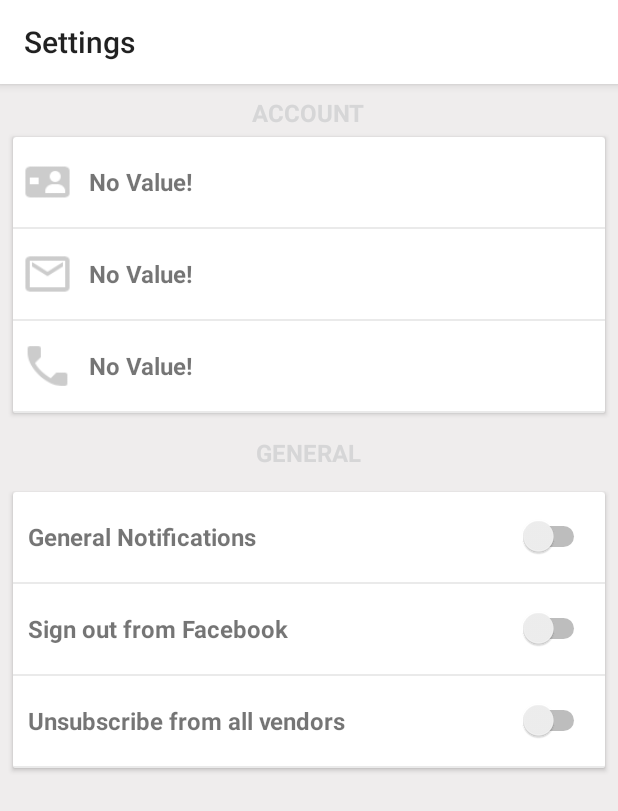
After one commit to moderateepheezy/E-Tech-News, an Android app: the SettingsActivity screen opened directly, with no data from a screen before it, on a phone screen of 412 x 824 dp. The commit adds this screen. Shown: the top 811 px of the screen. Run offline under Robolectric (Android 15) with nearby library versions, the light colour scheme and no system bars; our stand-ins replace CircleImageView, Firebase (no records; nobody signed in at launch, a user with empty details on screens opened directly).

Commit message:
Added Screen for general settings

```diff
--- /dev/null
+++ b/app/src/main/java/com/simpumind/e_tech_news/activities/SettingsActivity.java
@@ -0,0 +1,47 @@
+package com.simpumind.e_tech_news.activities;
+
+import android.support.v7.app.AppCompatActivity;
+import android.os.Bundle;
+import android.util.Log;
+import android.view.View;
+import android.widget.TextView;
+
+import com.simpumind.e_tech_news.R;
+import com.simpumind.e_tech_news.models.User;
+import com.simpumind.e_tech_news.utils.PrefManager;
+
+public class SettingsActivity extends AppCompatActivity {
+
+    private static final String TAG = SettingsActivity.class.getSimpleName();
+
+    @Override
+    protected void onCreate(Bundle savedInstanceState) {
+        super.onCreate(savedInstanceState);
+        setContentView(R.layout.activity_settings);
+
+        getSupportActionBar().setHomeButtonEnabled(true);
+
+        setTitle("Settings");
+
+        TextView username = (TextView) findViewById(R.id.username);
+        TextView userEmail = (TextView) findViewById(R.id.user_email);
+        TextView userPhone = (TextView) findViewById(R.id.user_phone);
+
+        User u = PrefManager.getStoredUser(getApplicationContext());
+
+        if(!u.getUsername().equals("")){
+            username.setText(u.getUsername());
+            userEmail.setText(u.getEmail());
+            userPhone.setText(u.getMsisdn());
+        }
+    }
+
+    @Override
+    public boolean onSupportNavigateUp() {
+        //This method is called when the up button is pressed. Just the pop back stack.
+        Log.d(TAG,"--onSupportNavigateUp()--");
+        getSupportFragmentManager().popBackStack();
+        super.onBackPressed();
+        return true;
+    }
+}
--- a/app/src/main/java/com/simpumind/e_tech_news/fragments/MyProfileFragment.java
+++ b/app/src/main/java/com/simpumind/e_tech_news/fragments/MyProfileFragment.java
@@ -50,6 +50,7 @@ import com.google.firebase.database.Query;
 import com.google.firebase.database.ValueEventListener;
 import com.simpumind.e_tech_news.R;
 import com.simpumind.e_tech_news.activities.NewsMainActivity;
+import com.simpumind.e_tech_news.activities.SettingsActivity;
 import com.simpumind.e_tech_news.adapter.NewsReadAdapter;
 import com.simpumind.e_tech_news.adapter.ReadListHolder;
 import com.simpumind.e_tech_news.adapter.SimpleAdapter;
@@ -145,6 +146,8 @@ public class MyProfileFragment extends Fragment implements View.OnClickListener,
             @Override
             public boolean onMenuItemClick(MenuItem menuItem) {
                 Toast.makeText(getActivity(),"Item 1 Selected",Toast.LENGTH_LONG).show();
+                Intent intent = new Intent(getActivity(), SettingsActivity.class);
+                startActivity(intent);
                 return true;
             }
         });
--- /dev/null
+++ b/app/src/main/res/layout/activity_settings.xml
@@ -0,0 +1,266 @@
+<?xml version="1.0" encoding="utf-8"?>
+<RelativeLayout xmlns:android="http://schemas.android.com/apk/res/android"
+    xmlns:tools="http://schemas.android.com/tools"
+    xmlns:app="http://schemas.android.com/apk/res-auto"
+    android:id="@+id/activity_settings"
+    android:layout_width="match_parent"
+    android:layout_height="match_parent"
+    android:paddingBottom="@dimen/activity_vertical_margin"
+    android:paddingLeft="3dp"
+    android:paddingRight="3dp"
+    android:paddingTop="@dimen/activity_vertical_margin"
+    android:background="#efeded"
+    tools:context="com.simpumind.e_tech_news.activities.SettingsActivity">
+
+
+    <android.support.v4.widget.NestedScrollView
+        android:layout_width="match_parent"
+        android:layout_height="match_parent">
+
+        <LinearLayout
+            android:layout_width="match_parent"
+            android:layout_height="match_parent"
+            android:orientation="vertical">
+
+            <TextView
+                android:layout_width="wrap_content"
+                android:layout_height="wrap_content"
+                android:text="ACCOUNT"
+                android:layout_gravity="center"
+                android:textSize="16dp"
+                android:textColor="@color/black"
+                android:textStyle="bold"/>
+
+            <android.support.v7.widget.CardView
+                android:layout_width="match_parent"
+                android:layout_height="wrap_content"
+                android:layout_margin="5dp"
+                android:id="@+id/transitions_container"
+                app:cardCornerRadius="2dp"
+                android:background="@color/white"
+                >
+
+                <LinearLayout
+                    android:layout_width="match_parent"
+                    android:layout_height="wrap_content"
+                    android:orientation="vertical">
+
+
+                    <LinearLayout
+                        android:layout_width="match_parent"
+                        android:layout_height="60dp"
+                        android:orientation="horizontal">
+
+                        <ImageView
+                            android:layout_width="35dp"
+                            android:layout_height="match_parent"
+                            android:layout_gravity="center"
+                            android:layout_marginStart="5dp"
+                            android:layout_marginRight="15dp"
+                            android:src="@drawable/id_card"/>
+
+                        <TextView
+                            android:layout_width="match_parent"
+                            android:layout_height="wrap_content"
+                            android:text="@string/no_value"
+                            android:textSize="16sp"
+                            android:layout_marginStart="10dp"
+                            android:textStyle="bold"
+                            android:id="@+id/username"
+                            android:layout_gravity="center"/>
+
+                    </LinearLayout>
+
+                    <View
+                        android:layout_width="match_parent"
+                        android:layout_height="1dp"
+                        android:background="#eaeaea"/>
+
+                    <LinearLayout
+                        android:layout_width="match_parent"
+                        android:layout_height="60dp"
+                        android:orientation="horizontal">
+
+                        <ImageView
+                            android:layout_width="35dp"
+                            android:layout_height="match_parent"
+                            android:layout_gravity="center"
+                            android:layout_marginStart="5dp"
+                            android:layout_marginRight="15dp"
+                            android:src="@drawable/message"/>
+
+                        <TextView
+                            android:layout_width="match_parent"
+                            android:layout_height="wrap_content"
+                            android:text="@string/no_value"
+                            android:textSize="16sp"
+                            android:id="@+id/user_email"
+                            android:layout_marginStart="10dp"
+                            android:textStyle="bold"
+                            android:layout_gravity="center"/>
+
+                    </LinearLayout>
+
+                    <View
+                        android:layout_width="match_parent"
+                        android:layout_height="1dp"
+                        android:background="#eaeaea"/>
+
+                    <LinearLayout
+                        android:layout_width="match_parent"
+                        android:layout_height="60dp"
+                        android:orientation="horizontal">
+
+                        <ImageView
+                            android:layout_width="35dp"
+                            android:layout_height="match_parent"
+                            android:layout_gravity="center"
+                            android:layout_marginStart="5dp"
+                            android:layout_marginRight="15dp"
+                            android:src="@drawable/phone"/>
+
+                        <TextView
+                            android:layout_width="match_parent"
+                            android:layout_height="wrap_content"
+                            android:text="@string/no_value"
+                            android:textSize="16sp"
+                            android:id="@+id/user_phone"
+                            android:layout_marginStart="10dp"
+                            android:textStyle="bold"
+                            android:layout_gravity="center"/>
+
+                    </LinearLayout>
+
+                    <View
+                        android:layout_width="match_parent"
+                        android:layout_height="1dp"
+                        android:background="#eaeaea"/>
+
+                </LinearLayout>
+
+
+            </android.support.v7.widget.CardView>
+
+            <TextView
+                android:layout_width="wrap_content"
+                android:layout_height="wrap_content"
+                android:text="GENERAL"
+                android:layout_gravity="center"
+                android:textSize="16dp"
+                android:padding="10dp"
+                android:textColor="@color/black"
+                android:textStyle="bold"/>
+
+
+            <android.support.v7.widget.CardView
+                android:layout_width="match_parent"
+                android:layout_height="wrap_content"
+                android:layout_margin="5dp"
+                app:cardCornerRadius="2dp"
+                android:background="@color/white"
+                >
+
+                <LinearLayout
+                    android:layout_width="match_parent"
+                    android:layout_height="match_parent"
+                    android:orientation="vertical">
+
+                    <RelativeLayout
+                        android:layout_width="match_parent"
+                        android:layout_height="60dp">
+
+                        <TextView
+                            android:layout_width="match_parent"
+                            android:layout_height="wrap_content"
+                            android:text="General Notifications"
+                            android:textSize="16sp"
+                            android:layout_marginStart="10dp"
+                            android:textStyle="bold"
+                            android:layout_alignParentStart="true"
+                            android:layout_centerVertical="true"/>
+
+                        <Switch
+                            android:layout_width="wrap_content"
+                            android:layout_height="wrap_content"
+                            android:layout_alignParentEnd="true"
+                            android:layout_centerVertical="true"
+                            android:id="@+id/general_noti_switch"
+                            android:layout_marginEnd="10dp"/>
+
+                    </RelativeLayout>
+
+                    <View
+                        android:layout_width="match_parent"
+                        android:layout_height="1dp"
+                        android:background="#eaeaea"/>
+
+
+                    <RelativeLayout
+                        android:layout_width="match_parent"
+                        android:layout_height="60dp">
+
+                        <TextView
+                            android:layout_width="match_parent"
+                            android:layout_height="wrap_content"
+                            android:text="Sign out from Facebook"
+                            android:textSize="16sp"
+                            android:layout_marginStart="10dp"
+                            android:textStyle="bold"
+                            android:layout_alignParentStart="true"
+                            android:layout_centerVertical="true"/>
+
+                        <Switch
+                            android:layout_width="wrap_content"
+                            android:layout_height="wrap_content"
+                            android:layout_alignParentEnd="true"
+                            android:layout_centerVertical="true"
+                            android:id="@+id/sign_out_of_social_switch"
+                            android:layout_marginEnd="10dp"/>
+
+                    </RelativeLayout>
+
+                    <View
+                        android:layout_width="match_parent"
+                        android:layout_height="1dp"
+                        android:background="#eaeaea"/>
+
+
+
+                    <RelativeLayout
+                        android:layout_width="match_parent"
+                        android:layout_height="60dp">
+
+                        <TextView
+                            android:layout_width="match_parent"
+                            android:layout_height="wrap_content"
+                            android:text="Unsubscribe from all vendors"
+                            android:textSize="16sp"
+                            android:layout_marginStart="10dp"
+                            android:textStyle="bold"
+                            android:layout_alignParentStart="true"
+                            android:layout_centerVertical="true"/>
+
+                        <Switch
+                            android:layout_width="wrap_content"
+                            android:layout_height="wrap_content"
+                            android:layout_alignParentEnd="true"
+                            android:layout_centerVertical="true"
+                            android:id="@+id/unsubscribe_switch"
+                            android:layout_marginEnd="10dp"/>
+
+                    </RelativeLayout>
+
+                    <View
+                        android:layout_width="match_parent"
+                        android:layout_height="1dp"
+                        android:background="#eaeaea"/>
+
+                </LinearLayout>
+
+                </android.support.v7.widget.CardView>
+
+        </LinearLayout>
+
+
+        </android.support.v4.widget.NestedScrollView>
+</RelativeLayout>
--- a/app/src/main/res/menu/read_news_menu.xml
+++ b/app/src/main/res/menu/read_news_menu.xml
@@ -4,7 +4,7 @@
 
     <item
         android:id="@+id/settings"
-        android:icon="@drawable/ic_settings_white_24dp"
+        android:icon="@drawable/ic_settings"
         app:showAsAction="always"
         android:title="@string/settings"/>
 
--- a/app/src/main/res/values/strings.xml
+++ b/app/src/main/res/values/strings.xml
@@ -29,6 +29,7 @@
     <string name="dummy">Of course, some code must have been written to govern the behaviors of the widgets and Views in our samples above. The CoordinatorLayout automatically does all this already. However, you might want to define your own reactions and behaviors, rather than use the default and standard behaviors. It is remarkably easy to do. The complexity lies in how unique a behavior you want, and not in implementing a behavior. Our custom behavior is really simple. From the FabFollowsWidget sample above, we want the CircleImageView to grow larger as the user scrolls to the end of the Cards.</string>
     <string name="blue_name">share name</string>
     <string name="profile">My Profile</string>
+    <string name="no_value">No Value!</string>
 
     <string-array name="arr">
         <item>A</item>
```
Also changed, not shown: app/src/main/AndroidManifest.xml (+17 -11 lines), app/src/main/res/drawable-hdpi/id_card.png (added), app/src/main/res/drawable-hdpi/message.png (added), app/src/main/res/drawable-hdpi/phone.png (added), app/src/main/res/drawable-mdpi/id_card.png (added), app/src/main/res/drawable-mdpi/message.png (added), app/src/main/res/drawable-mdpi/phone.png (added), app/src/main/res/drawable-xhdpi/id_card.png (added), app/src/main/res/drawable-xhdpi/message.png (added), app/src/main/res/drawable-xhdpi/phone.png (added).
